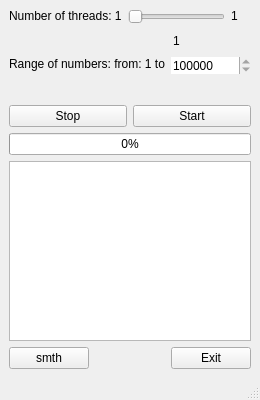
This is Hilel_pro_project/mainwindow.ui in IhorNakonechnyi/Hilel_pro_project as Qt 5 draws it before an edit. The edited form follows.
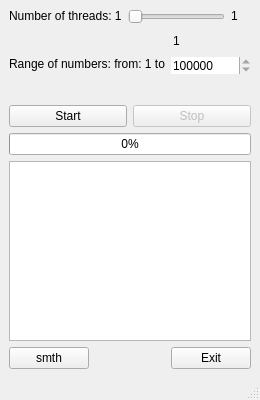
This is the edited form.

What changed in the file:
```diff
--- a/Hilel_pro_project/mainwindow.ui
+++ b/Hilel_pro_project/mainwindow.ui
@@ -205,13 +205,6 @@
     </item>
     <item>
      <layout class="QHBoxLayout" name="horizontalLayout">
-      <item>
-       <widget class="QPushButton" name="buttonStop">
-        <property name="text">
-         <string>Stop</string>
-        </property>
-       </widget>
-      </item>
       <item>
        <widget class="QPushButton" name="buttonStart">
         <property name="text">
@@ -219,6 +212,16 @@
         </property>
        </widget>
       </item>
+      <item>
+       <widget class="QPushButton" name="buttonStop">
+        <property name="enabled">
+         <bool>false</bool>
+        </property>
+        <property name="text">
+         <string>Stop</string>
+        </property>
+       </widget>
+      </item>
      </layout>
     </item>
     <item>
```
Left out of the diff: 2 changed lines with no effect on the pictures.
